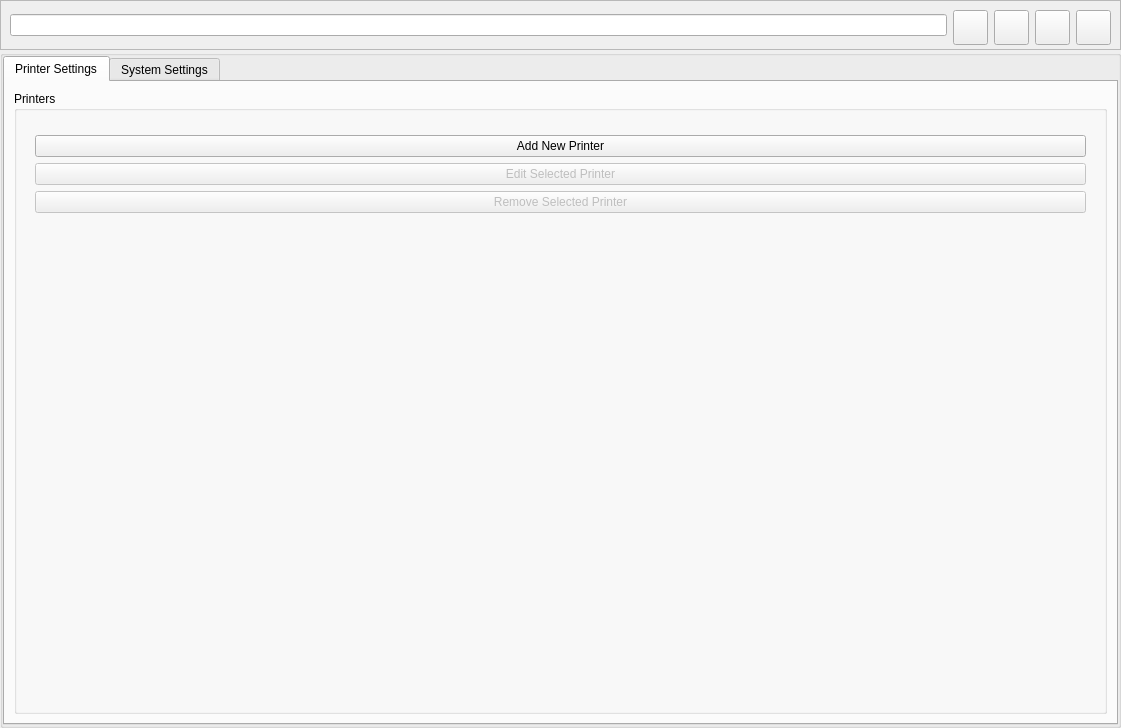
DigitalArtifex/Flo, file pages/settings/settingspage.ui: the form before one commit.
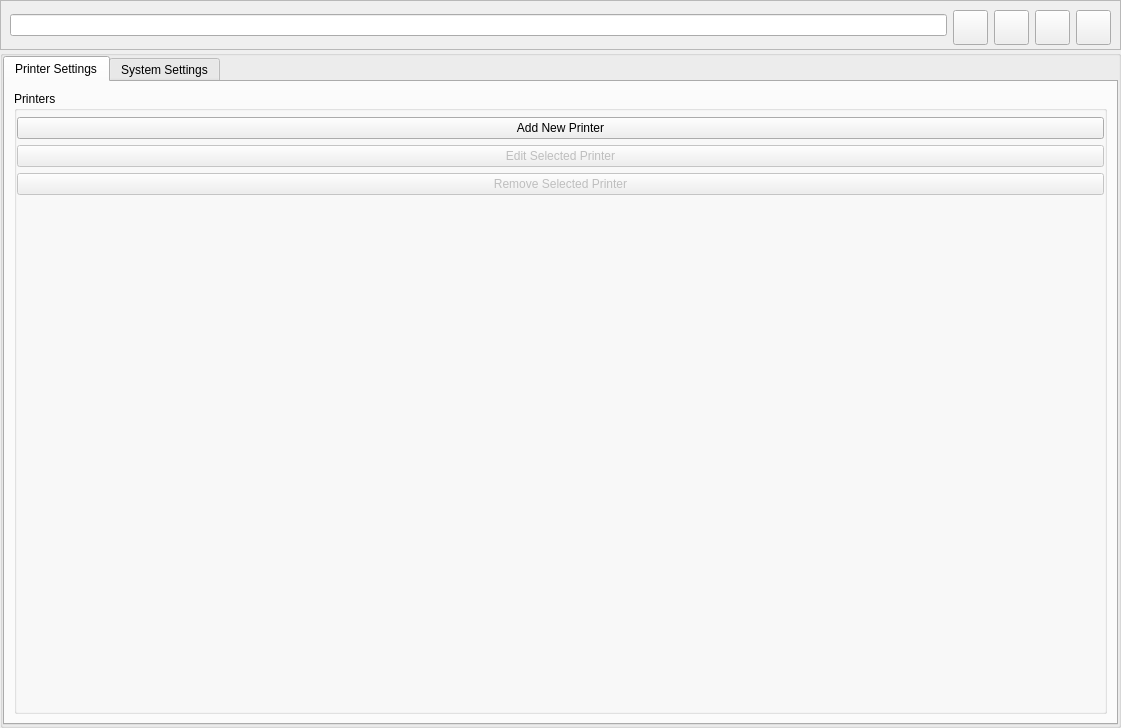
The form after the commit.

What changed in the file:
```diff
--- a/pages/settings/settingspage.ui
+++ b/pages/settings/settingspage.ui
@@ -182,9 +182,39 @@
              <string>Printers</string>
             </property>
             <layout class="QGridLayout" name="gridLayout_4">
+             <property name="leftMargin">
+              <number>0</number>
+             </property>
+             <property name="topMargin">
+              <number>0</number>
+             </property>
+             <property name="rightMargin">
+              <number>0</number>
+             </property>
+             <property name="bottomMargin">
+              <number>0</number>
+             </property>
+             <property name="spacing">
+              <number>0</number>
+             </property>
              <item row="0" column="0" rowspan="2">
               <widget class="QWidget" name="widget" native="true">
                <layout class="QGridLayout" name="gridLayout_6">
+                <property name="leftMargin">
+                 <number>0</number>
+                </property>
+                <property name="topMargin">
+                 <number>0</number>
+                </property>
+                <property name="rightMargin">
+                 <number>0</number>
+                </property>
+                <property name="bottomMargin">
+                 <number>0</number>
+                </property>
+                <property name="spacing">
+                 <number>6</number>
+                </property>
                 <item row="3" column="1">
                  <widget class="QPushButton" name="removePrinterButton">
                   <property name="enabled">
```
Left out of the diff: 6 changed lines with no effect on the pictures.
